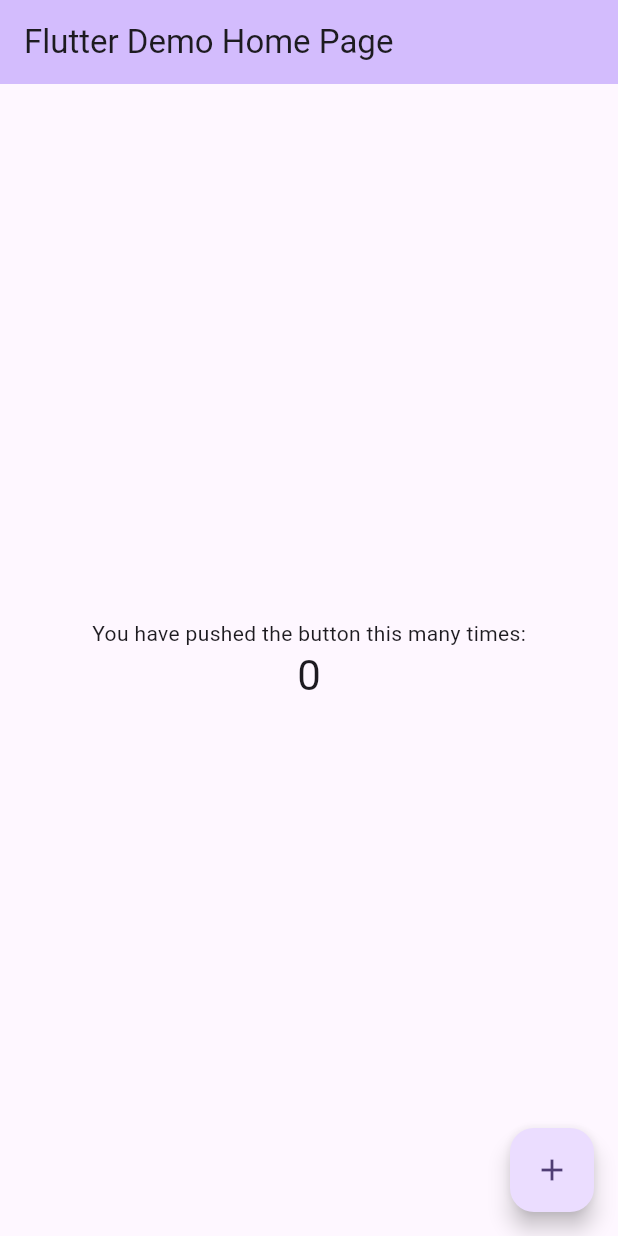
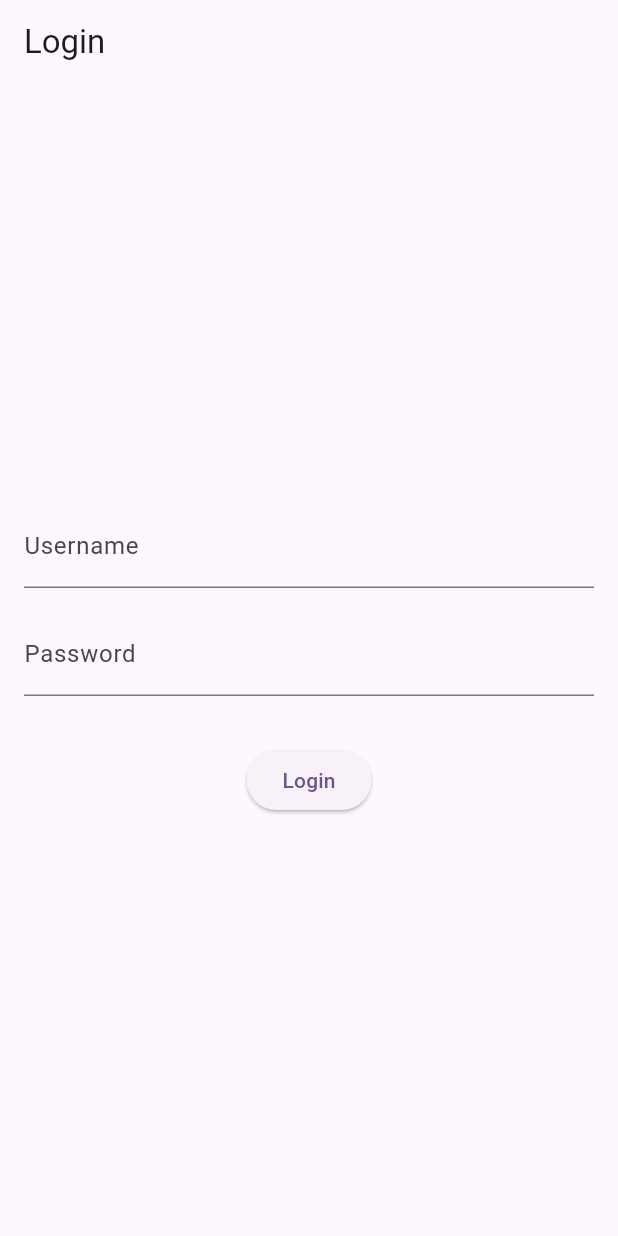
Before and after one commit to Joono0513/DaEut_APP, a Flutter app: the screen it shows after launch, on a phone screen of 412 x 824 dp. Run offline on Flutter 3.47's test engine with Material 3 defaults, Android fonts, the phone set to English and light mode, and no system bars; our stand-ins replace flutter_secure_storage.

Commit message:
로그인 - 다운

```diff
--- /dev/null
+++ b/daeut_app/devtools_options.yaml
@@ -0,0 +1,3 @@
+description: This file stores settings for Dart & Flutter DevTools.
+documentation: https://docs.flutter.dev/tools/devtools/extensions#configure-extension-enablement-states
+extensions:
--- a/daeut_app/lib/main.dart
+++ b/daeut_app/lib/main.dart
@@ -1,125 +1,36 @@
+import 'package:daeut_app/provider/user_provider.dart';
+import 'package:daeut_app/screens/home_screen.dart';
+import 'package:daeut_app/screens/login_screen.dart';
 import 'package:flutter/material.dart';
+import 'package:provider/provider.dart';
 
 void main() {
-  runApp(const MyApp());
+
+  runApp(
+    // ✅✅✅ 프로바이더 추가
+    ChangeNotifierProvider(
+        create: (context) => UserProvider(),
+        child: const MyApp()
+    )
+
+  );
 }
 
 class MyApp extends StatelessWidget {
   const MyApp({super.key});
-
-  // This widget is the root of your application.
   @override
   Widget build(BuildContext context) {
     return MaterialApp(
-      title: 'Flutter Demo',
+      title: 'JWT 토큰 로그인',
       theme: ThemeData(
-        // This is the theme of your application.
-        //
-        // TRY THIS: Try running your application with "flutter run". You'll see
-        // the application has a purple toolbar. Then, without quitting the app,
-        // try changing the seedColor in the colorScheme below to Colors.green
-        // and then invoke "hot reload" (save your changes or press the "hot
-        // reload" button in a Flutter-supported IDE, or press "r" if you used
-        // the command line to start the app).
-        //
-        // Notice that the counter didn't reset back to zero; the application
-        // state is not lost during the reload. To reset the state, use hot
-        // restart instead.
-        //
-        // This works for code too, not just values: Most code changes can be
-        // tested with just a hot reload.
         colorScheme: ColorScheme.fromSeed(seedColor: Colors.deepPurple),
         useMaterial3: true,
       ),
-      home: const MyHomePage(title: 'Flutter Demo Home Page'),
+      initialRoute: '/',
+      routes: {
+        '/' : (context) => HomeScreen(),
+        '/login' : (context) => LoginScreen(),
+      },
     );
   }
 }
-
-class MyHomePage extends StatefulWidget {
-  const MyHomePage({super.key, required this.title});
-
-  // This widget is the home page of your application. It is stateful, meaning
-  // that it has a State object (defined below) that contains fields that affect
-  // how it looks.
-
-  // This class is the configuration for the state. It holds the values (in this
-  // case the title) provided by the parent (in this case the App widget) and
-  // used by the build method of the State. Fields in a Widget subclass are
-  // always marked "final".
-
-  final String title;
-
-  @override
-  State<MyHomePage> createState() => _MyHomePageState();
-}
-
-class _MyHomePageState extends State<MyHomePage> {
-  int _counter = 0;
-
-  void _incrementCounter() {
-    setState(() {
-      // This call to setState tells the Flutter framework that something has
-      // changed in this State, which causes it to rerun the build method below
-      // so that the display can reflect the updated values. If we changed
-      // _counter without calling setState(), then the build method would not be
-      // called again, and so nothing would appear to happen.
-      _counter++;
-    });
-  }
-
-  @override
-  Widget build(BuildContext context) {
-    // This method is rerun every time setState is called, for instance as done
-    // by the _incrementCounter method above.
-    //
-    // The Flutter framework has been optimized to make rerunning build methods
-    // fast, so that you can just rebuild anything that needs updating rather
-    // than having to individually change instances of widgets.
-    return Scaffold(
-      appBar: AppBar(
-        // TRY THIS: Try changing the color here to a specific color (to
-        // Colors.amber, perhaps?) and trigger a hot reload to see the AppBar
-        // change color while the other colors stay the same.
-        backgroundColor: Theme.of(context).colorScheme.inversePrimary,
-        // Here we take the value from the MyHomePage object that was created by
-        // the App.build method, and use it to set our appbar title.
-        title: Text(widget.title),
-      ),
-      body: Center(
-        // Center is a layout widget. It takes a single child and positions it
-        // in the middle of the parent.
-        child: Column(
-          // Column is also a layout widget. It takes a list of children and
-          // arranges them vertically. By default, it sizes itself to fit its
-          // children horizontally, and tries to be as tall as its parent.
-          //
-          // Column has various properties to control how it sizes itself and
-          // how it positions its children. Here we use mainAxisAlignment to
-          // center the children vertically; the main axis here is the vertical
-          // axis because Columns are vertical (the cross axis would be
-          // horizontal).
-          //
-          // TRY THIS: Invoke "debug painting" (choose the "Toggle Debug Paint"
-          // action in the IDE, or press "p" in the console), to see the
-          // wireframe for each widget.
-          mainAxisAlignment: MainAxisAlignment.center,
-          children: <Widget>[
-            const Text(
-              'You have pushed the button this many times:',
-            ),
-            Text(
-              '$_counter',
-              style: Theme.of(context).textTheme.headlineMedium,
-            ),
-          ],
-        ),
-      ),
-      floatingActionButton: FloatingActionButton(
-        onPressed: _incrementCounter,
-        tooltip: 'Increment',
-        child: const Icon(Icons.add),
-      ), // This trailing comma makes auto-formatting nicer for build methods.
-    );
-  }
-}
--- /dev/null
+++ b/daeut_app/lib/models/user.dart
@@ -0,0 +1,117 @@
+class User {
+  int? userNo;
+  String? userName;
+  String? userPhone;
+  DateTime? userBirth;
+  String? userAddress;
+  String? userEmail;
+  String? userGender;
+  String? userId;
+  String? userPassword;
+  String? confirmPassword;
+  DateTime? userRegDate;
+  String? userCoupon;
+  DateTime? userUpdDate;
+  int? enabled;
+  int? status;
+  int? partnerNo;
+  List<UserAuth>? authList;
+
+  User({
+    this.userNo,
+    this.userName,
+    this.userPhone,
+    this.userBirth,
+    this.userAddress,
+    this.userEmail,
+    this.userGender,
+    this.userId,
+    this.userPassword,
+    this.confirmPassword,
+    this.userRegDate,
+    this.userCoupon,
+    this.userUpdDate,
+    this.enabled,
+    this.status,
+    this.partnerNo,
+    this.authList,
+  });
+
+  factory User.fromJson(Map<String, dynamic> json) {
+    return User(
+      userNo: json['userNo'],
+      userName: json['userName'],
+      userPhone: json['userPhone'],
+      userBirth: json['userBirth'] != null ? DateTime.parse(json['userBirth']) : null,
+      userAddress: json['userAddress'],
+      userEmail: json['userEmail'],
+      userGender: json['userGender'],
+      userId: json['userId'],
+      userPassword: json['userPassword'],
+      confirmPassword: json['confirmPassword'],
+      userRegDate: json['userRegDate'] != null ? DateTime.parse(json['userRegDate']) : null,
+      userCoupon: json['userCoupon'],
+      userUpdDate: json['userUpdDate'] != null ? DateTime.parse(json['userUpdDate']) : null,
+      enabled: json['enabled'],
+      status: json['status'],
+      partnerNo: json['partnerNo'],
+      authList: (json['authList'] as List<dynamic>?)
+          ?.map((authJson) => UserAuth.fromJson(authJson))
+          .toList(),
+    );
+  }
+
+  Map<String, dynamic> toJson() {
+    return {
+      'userNo': userNo,
+      'userName': userName,
+      'userPhone': userPhone,
+      'userBirth': userBirth?.toIso8601String(),
+      'userAddress': userAddress,
+      'userEmail': userEmail,
+      'userGender': userGender,
+      'userId': userId,
+      'userPassword': userPassword,
+      'confirmPassword': confirmPassword,
+      'userRegDate': userRegDate?.toIso8601String(),
+      'userCoupon': userCoupon,
+      'userUpdDate': userUpdDate?.toIso8601String(),
+      'enabled': enabled,
+      'status': status,
+      'partnerNo': partnerNo,
+      'authList': authList?.map((auth) => auth.toJson()).toList(),
+    };
+  }
+}
+
+class UserAuth {
+  int? authNo;
+  int? userNo;
+  String? userId;
+  String? auth;
+
+  UserAuth({
+    this.authNo,
+    this.userNo,
+    this.userId,
+    this.auth,
+  });
+
+  factory UserAuth.fromJson(Map<String, dynamic> json) {
+    return UserAuth(
+      authNo: json['authNo'],
+      userNo: json['userNo'],
+      userId: json['userId'],
+      auth: json['auth'],
+    );
+  }
+
+  Map<String, dynamic> toJson() {
+    return {
+      'authNo': authNo,
+      'userNo': userNo,
+      'userId': userId,
+      'auth': auth,
+    };
+  }
+}
--- /dev/null
+++ b/daeut_app/lib/screens/login_screen.dart
@@ -0,0 +1,79 @@
+import 'package:daeut_app/provider/user_provider.dart';
+import 'package:flutter/material.dart';
+import 'package:provider/provider.dart';
+
+class LoginScreen extends StatefulWidget {
+  const LoginScreen({super.key});
+  @override
+  _LoginScreenState createState() => _LoginScreenState();
+}
+
+class _LoginScreenState extends State<LoginScreen> {
+  TextEditingController _usernameController = TextEditingController();
+  TextEditingController _passwordController = TextEditingController();
+
+  @override
+  Widget build(BuildContext context) {
+    UserProvider userProvider = Provider.of<UserProvider>(context, listen: false);
+
+
+    return Scaffold(
+      appBar: AppBar(
+        title: Text('Login'),
+      ),
+      body: Padding(
+        padding: EdgeInsets.all(16.0),
+        child: Column(
+          mainAxisAlignment: MainAxisAlignment.center,
+          children: [
+            TextField(
+              controller: _usernameController,
+              decoration: InputDecoration(
+                labelText: 'Username',
+              ),
+            ),
+            SizedBox(height: 16.0),
+            TextField(
+              controller: _passwordController,
+              obscureText: true,
+              decoration: InputDecoration(
+                labelText: 'Password',
+              ),
+            ),
+            SizedBox(height: 32.0),
+            ElevatedButton(
+              onPressed: () {
+                // 로그인 버튼 클릭
+                _performLogin(userProvider);
+              },
+              child: Text('Login'),
+            ),
+          ],
+        ),
+      ),
+    );
+  }
+
+
+  // 보류
+  void _performLogin(UserProvider userProvider) async {
+    // 여기에 실제 로그인 로직을 구현
+    String username = _usernameController.text;
+    String password = _passwordController.text;
+
+    print('Username: $username');
+    print('Password: $password');
+
+    await userProvider.login(username, password);
+    if( userProvider.isLogin ) {
+      print('로그인 여부 : ${userProvider.isLogin}');
+      await userProvider.getUserInfo();
+      print('유저정보 저장 완료...');
+      print( userProvider.userInfo );
+      Navigator.pushReplacementNamed(context, '/');
+    }
+
+
+
+  }
+}
```
Also changed, not shown: daeut_app/lib/provider/user_provider.dart (added, +95 -0 lines), daeut_app/lib/screens/home_screen.dart (added, +92 -0 lines), daeut_app/pubspec.yaml (+9 -0 lines), 6 other files.
